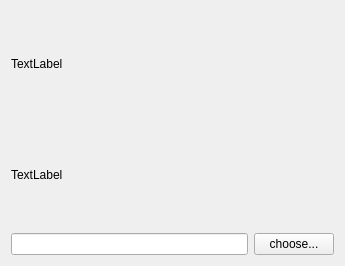
This is IntroPage.ui in xuefeng-huang/block_cipher_FYP as Qt 5 draws it before an edit. The edited form follows.
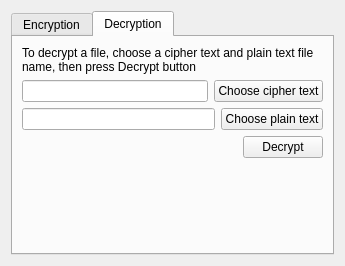
This is the edited form.

Commit message: move decryption to a new tab

```diff
--- a/IntroPage.ui
+++ b/IntroPage.ui
@@ -15,6 +15,19 @@
   </property>
   <layout class="QVBoxLayout" name="verticalLayout_2">
    <item>
+    <widget class="QTabWidget" name="tabWidget">
+     <property name="tabShape">
+      <enum>QTabWidget::Rounded</enum>
+     </property>
+     <property name="currentIndex">
+      <number>1</number>
+     </property>
+     <widget class="QWidget" name="tab">
+      <attribute name="title">
+       <string>Encryption</string>
+      </attribute>
+      <layout class="QVBoxLayout" name="verticalLayout_3">
+       <item>
     <layout class="QVBoxLayout" name="verticalLayout">
      <item>
       <widget class="QLabel" name="title">
@@ -45,6 +58,105 @@
       </widget>
      </item>
     </layout>
+       </item>
+       <item>
+        <spacer name="verticalSpacer">
+         <property name="orientation">
+          <enum>Qt::Vertical</enum>
+         </property>
+         <property name="sizeHint" stdset="0">
+          <size>
+           <width>20</width>
+           <height>40</height>
+          </size>
+         </property>
+        </spacer>
+       </item>
+      </layout>
+     </widget>
+     <widget class="QWidget" name="tab_2">
+      <attribute name="title">
+       <string>Decryption</string>
+      </attribute>
+      <layout class="QVBoxLayout" name="verticalLayout_4">
+       <item>
+        <widget class="QLabel" name="label">
+         <property name="text">
+          <string>To decrypt a file, choose a cipher text and plain text file name, then press Decrypt button</string>
+         </property>
+         <property name="wordWrap">
+          <bool>true</bool>
+         </property>
+        </widget>
+       </item>
+       <item>
+        <layout class="QHBoxLayout" name="horizontalLayout_4">
+         <item>
+          <widget class="QLineEdit" name="cipher_file_path"/>
+         </item>
+         <item>
+          <widget class="QPushButton" name="choose_cipher">
+           <property name="text">
+            <string>Choose cipher text</string>
+           </property>
+          </widget>
+         </item>
+        </layout>
+       </item>
+       <item>
+        <layout class="QHBoxLayout" name="horizontalLayout_2">
+         <item>
+          <widget class="QLineEdit" name="decrypt_file_path"/>
+         </item>
+         <item>
+          <widget class="QPushButton" name="choose_decrypt">
+           <property name="text">
+            <string>Choose plain text</string>
+           </property>
+          </widget>
+         </item>
+        </layout>
+       </item>
+       <item>
+        <layout class="QHBoxLayout" name="horizontalLayout_3">
+         <item>
+          <spacer name="horizontalSpacer">
+           <property name="orientation">
+            <enum>Qt::Horizontal</enum>
+           </property>
+           <property name="sizeHint" stdset="0">
+            <size>
+             <width>40</width>
+             <height>20</height>
+            </size>
+           </property>
+          </spacer>
+         </item>
+         <item>
+          <widget class="QPushButton" name="decrypt_button">
+           <property name="text">
+            <string>Decrypt</string>
+           </property>
+          </widget>
+         </item>
+        </layout>
+       </item>
+       <item>
+        <spacer name="verticalSpacer_2">
+         <property name="orientation">
+          <enum>Qt::Vertical</enum>
+         </property>
+         <property name="sizeHint" stdset="0">
+          <size>
+           <width>20</width>
+           <height>40</height>
+          </size>
+         </property>
+        </spacer>
+       </item>
+      </layout>
+     </widget>
+    </widget>
    </item>
   </layout>
  </widget>
```
Lines whose indentation alone changed are shown as unchanged. The commit also changes 7 other files.
